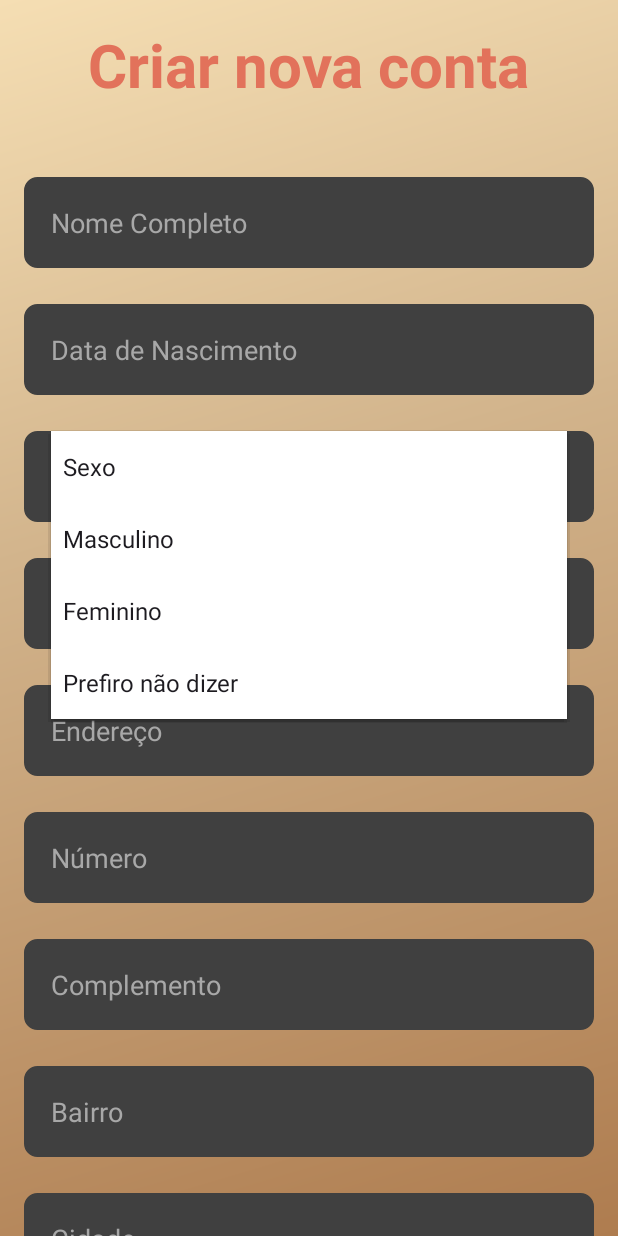
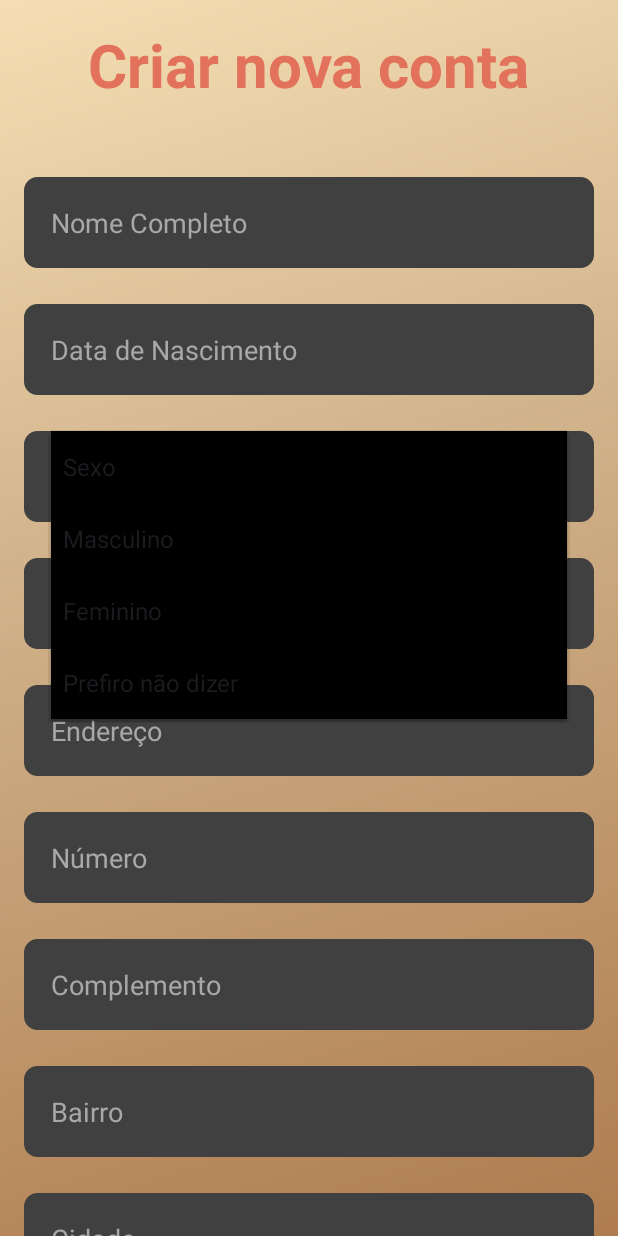
Before and after one commit to guilherme-neves1/SafeCityApp, an Android app: the CreateAccountActivity screen opened directly, with no data from a screen before it, after a tap on "Sexo", on a phone screen of 412 x 824 dp. Run offline under Robolectric (Android 15) with nearby library versions, the phone set to English and light mode, and no system bars.

Commit message:
modify create_account_activity.xml and .java

```diff
--- a/app/src/main/res/layout/activity_create_account.xml
+++ b/app/src/main/res/layout/activity_create_account.xml
@@ -64,16 +64,15 @@
             android:layout_below="@+id/birthInput"
             android:layout_marginTop="24dp"
 
-            android:hint="Sexo"
             android:textSize="18sp"
             android:textColorHint="#A8A8A8"
-            android:textColor="#A8A8A8"
+            android:textColor="#FFF"
             android:backgroundTint="#404040"
 
             android:background="@drawable/rounded_corner"
             android:padding="18dp"
             android:spinnerMode="dropdown"
-            android:popupBackground="@color/white"
+            android:popupBackground="@color/black"
             />
 
         <EditText
@@ -188,13 +187,17 @@
             android:layout_height="wrap_content"
             android:layout_below="@+id/cityInput"
             android:layout_marginTop="24dp"
+
+            android:textSize="18sp"
             android:textColorHint="#A8A8A8"
             android:textColor="#A8A8A8"
-            android:textSize="18sp"
+
             android:background="@drawable/rounded_corner"
+            android:padding="18dp"
             android:backgroundTint="#404040"
-            android:padding="18dp"
-            android:spinnerMode="dropdown"/>
+            android:spinnerMode="dropdown"
+            android:popupBackground="@color/black"
+            />
 
         <EditText
             android:id="@+id/telInput"
```
Also changed, not shown: app/src/main/res/layout/activity_main.xml (+9 -1 lines).
